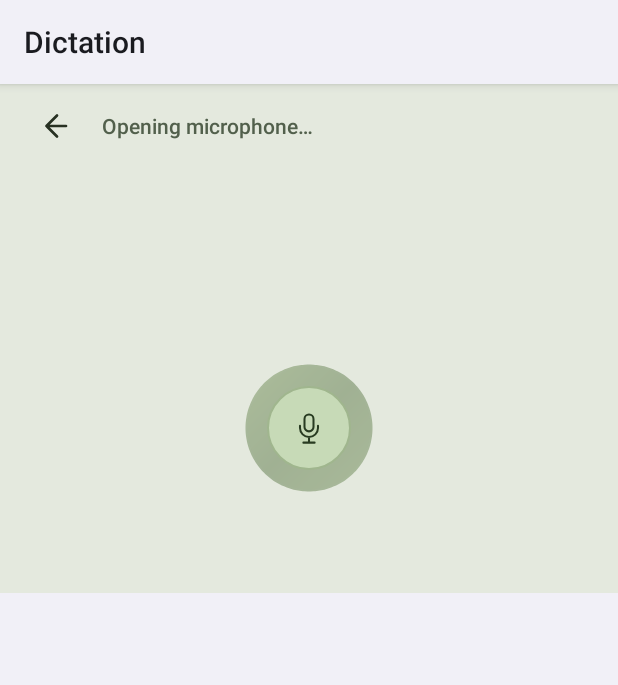
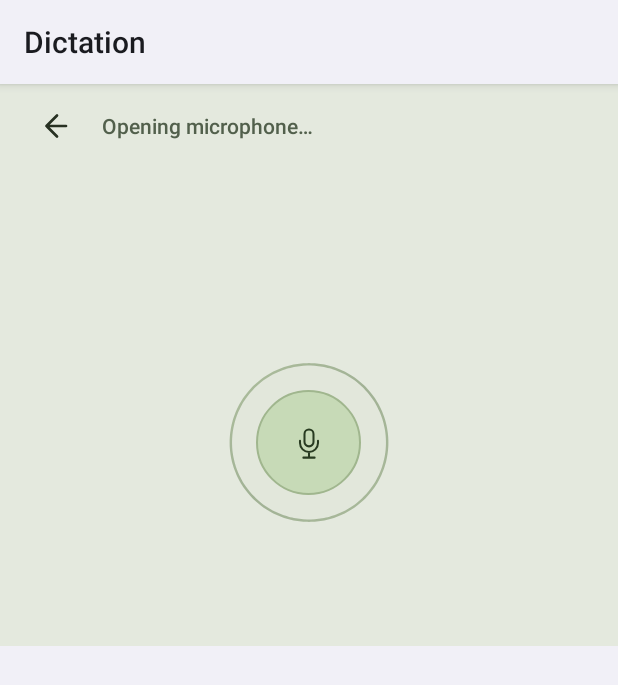
Before and after one commit to dothackerman/pixel-local-dictation, an Android app: the layout ime.xml on its own in the app's theme, with its tools: preview values and no code run, on a phone screen of 412 x 824 dp. Shown: the top 685 px of the screen. Run offline under Robolectric (Android 15) with nearby library versions, the light colour scheme and no system bars.

Commit message:
Quiet preview, enlarge mic and keep recording ring hollow

```diff
--- a/app/src/main/kotlin/ch/og/dictation/DictationImeService.kt
+++ b/app/src/main/kotlin/ch/og/dictation/DictationImeService.kt
@@ -37,7 +37,7 @@ class DictationImeService : InputMethodService() {
     private var microphoneEnabled = false
     private var microphoneLabel = R.string.status_opening
     private var banner: View? = null
-    /** Decided when the panel opens, so the banner always matches what happens to the take. */
+    /** Only saving audio needs a banner; experiment receipts remain out of the normal panel. */
     private var saveTake = false
     private val session = InputSession()
     private val mainHandler = Handler(Looper.getMainLooper())
@@ -153,8 +153,7 @@ class DictationImeService : InputMethodService() {
         saveTake = !liveCheck && BenchmarkStore.isEnabled(this)
         startupTake = startup?.beginTake(Engine.modelReadyNs != null)
         observeGeometry(startupTake)
-        (banner as? TextView)?.setText(if (liveCheck) R.string.benchmark_live_check else R.string.benchmark_banner)
-        banner?.visibility = if (saveTake || liveCheck) View.VISIBLE else View.GONE
+        banner?.visibility = if (saveTake) View.VISIBLE else View.GONE
         showIdle()
         if (hasMicPermission()) startRecording() else requestMicPermission()
     }
--- a/app/src/main/kotlin/ch/og/dictation/RecordingRingView.kt
+++ b/app/src/main/kotlin/ch/og/dictation/RecordingRingView.kt
@@ -18,7 +18,7 @@ import kotlin.math.sin
 class RecordingRingView @JvmOverloads constructor(context: Context, attrs: AttributeSet? = null) : View(context, attrs) {
     private val ink = Paint(Paint.ANTI_ALIAS_FLAG)
     private val wash = Paint(Paint.ANTI_ALIAS_FLAG)
-    private val ribbon = Path().apply { fillType = Path.FillType.EVEN_ODD }
+    private val ribbon = Path()
     private val inside = Path()
     private val outerX = FloatArray(128)
     private val outerY = FloatArray(128)
@@ -38,8 +38,8 @@ class RecordingRingView @JvmOverloads constructor(context: Context, attrs: Attri
     }
 
     override fun onSizeChanged(w: Int, h: Int, oldw: Int, oldh: Int) {
-        ink.shader = LinearGradient(w / 2f - 70 * density, h / 2f - 70 * density,
-            w / 2f + 70 * density, h / 2f + 70 * density,
+        ink.shader = LinearGradient(w / 2f - 87.5f * density, h / 2f - 87.5f * density,
+            w / 2f + 87.5f * density, h / 2f + 87.5f * density,
             intArrayOf(0xff789855.toInt(), 0xff506e3c.toInt(), 0xff6f8d50.toInt()), null, Shader.TileMode.CLAMP)
     }
 
@@ -53,7 +53,7 @@ class RecordingRingView @JvmOverloads constructor(context: Context, attrs: Attri
         level += ((target - level) * (1 - exp(-dt / if (target > level) 0.03 else 0.13))).toFloat()
         if (level < 0.001f && target == 0f) level = 0f
         if (animated && target > 0.01f) motion += dt * (0.5 + target * 2)
-        val scale = density * 56f / 94f
+        val scale = density * 70f / 94f
         val cx = width / 2f
         val cy = height / 2f
         for (k in outerX.indices) {
@@ -69,6 +69,8 @@ class RecordingRingView @JvmOverloads constructor(context: Context, attrs: Attri
             innerY[k] = (cy + sin(a) * (radius - weight / 2)).toFloat()
         }
         ribbon.rewind()
+        // rewind resets the fill rule; keep the centre hollow on every frame.
+        ribbon.fillType = Path.FillType.EVEN_ODD
         contour(ribbon, outerX, outerY)
         contour(ribbon, innerX, innerY)
         ink.alpha = if (source?.isCapturing == true) 255 else 115
--- a/app/src/main/res/layout/ime.xml
+++ b/app/src/main/res/layout/ime.xml
@@ -50,16 +50,16 @@
         android:paddingStart="8dp"
         android:paddingEnd="8dp"
         android:fontFamily="sans-serif"
-        android:textColor="#273122"
+        android:textColor="#5E6A58"
         android:minLines="3"
         android:maxLines="3"
         android:ellipsize="start"
         android:gravity="bottom"
         android:lineSpacingExtra="2dp"
-        android:textSize="18sp" />
+        android:textSize="14sp" />
     <FrameLayout
         android:layout_width="match_parent"
-        android:layout_height="204dp">
+        android:layout_height="255dp">
         <ch.og.dictation.RecordingRingView
             android:id="@+id/recording_ring"
             android:layout_width="match_parent"
@@ -67,12 +67,12 @@
             android:importantForAccessibility="no" />
         <ImageButton
             android:id="@+id/microphone"
-            android:layout_width="56dp"
-            android:layout_height="56dp"
+            android:layout_width="70dp"
+            android:layout_height="70dp"
             android:layout_gravity="center"
             android:background="@drawable/mic_background"
             android:src="@drawable/ic_mic"
-            android:padding="16dp"
+            android:padding="20dp"
             android:contentDescription="@string/stop_recording" />
     </FrameLayout>
 </LinearLayout>
--- a/app/src/main/res/values/strings.xml
+++ b/app/src/main/res/values/strings.xml
@@ -18,7 +18,6 @@
     <string name="benchmark_switch">Benchmark mode: save recordings</string>
     <string name="benchmark_explanation">When on, every take is stored on this phone as audio plus its recognition result, until you delete it below. Nothing leaves the phone. When off, audio stays in memory and is discarded after use.</string>
     <string name="benchmark_banner">benchmark: saving audio</string>
-    <string name="benchmark_live_check">Candidate A live check · audio is not saved</string>
     <string name="benchmark_stored">Stored takes: %1$d</string>
     <string name="benchmark_delete">Delete benchmark data</string>
     <string name="benchmark_delete_confirm">Delete all stored benchmark recordings and results?</string>
```
Also changed, not shown: 2 other files.
